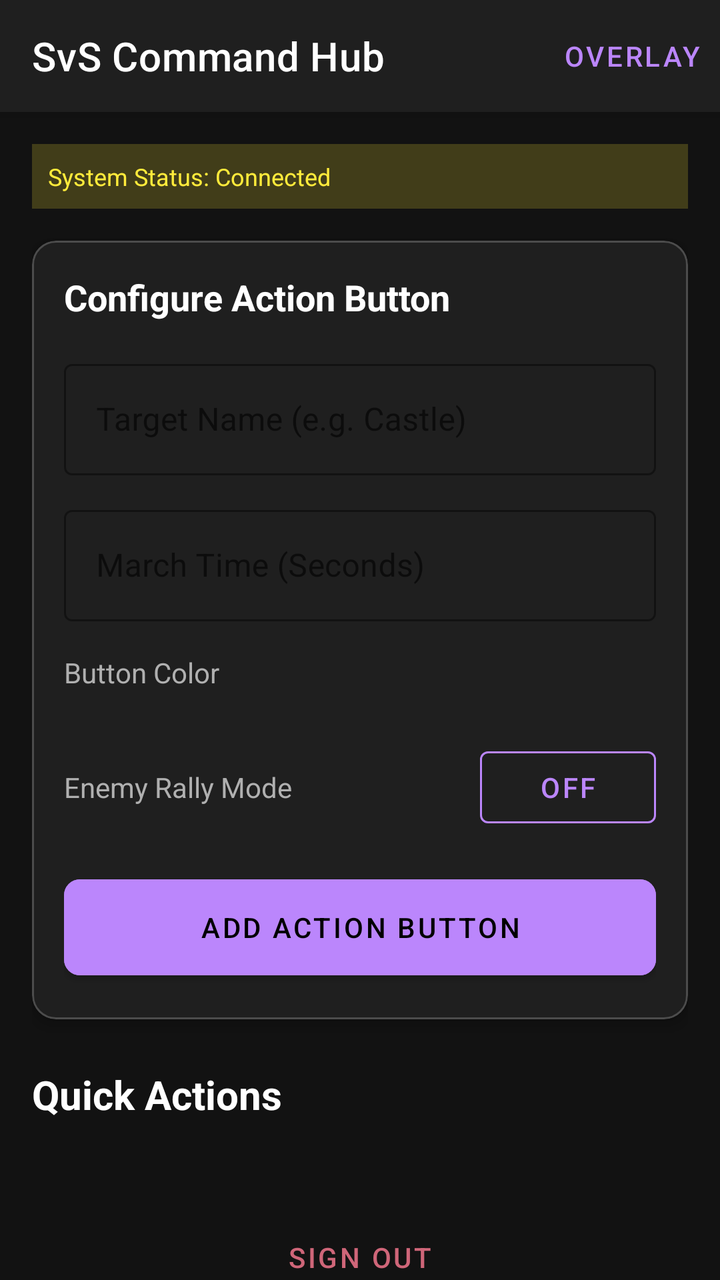
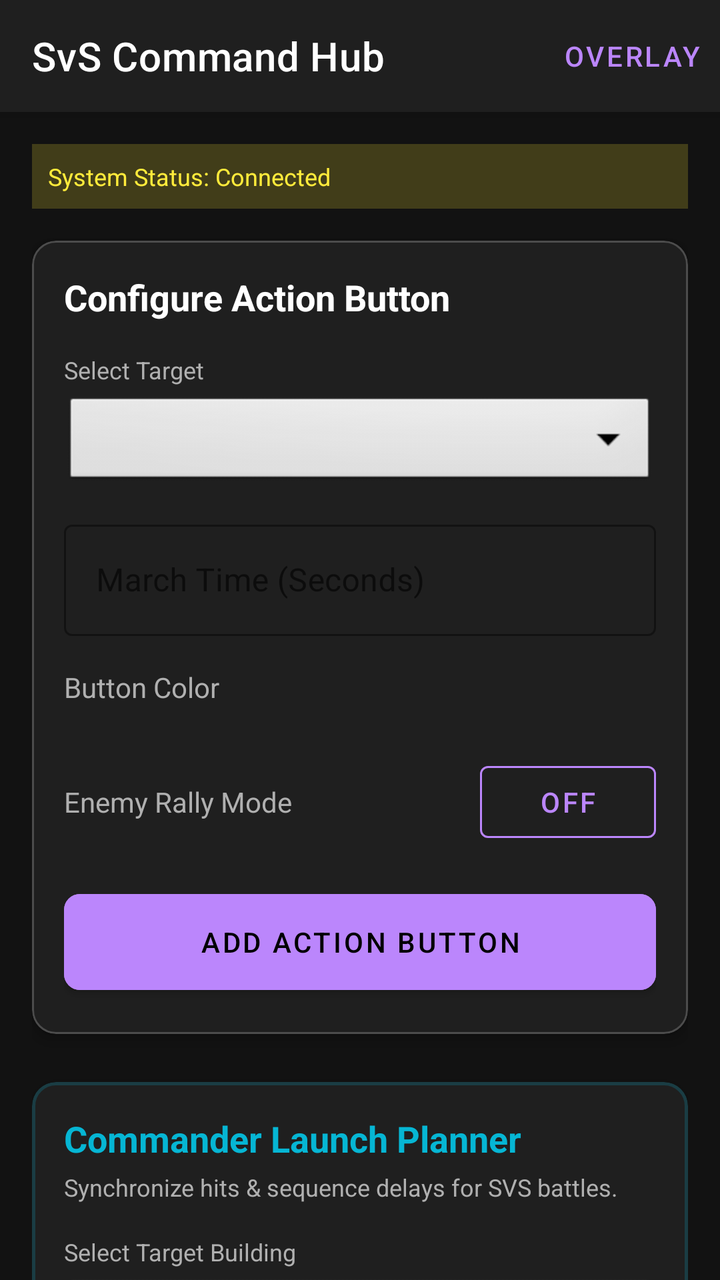

An Android layout rendered at two revisions. The XML below is the earlier revision; the diff shows what the commit changed to produce the second picture.
<!-- AndroidManifest.xml: application theme Theme.CompanionApp -->
<!-- res/layout/activity_dashboard.xml -->
<?xml version="1.0" encoding="utf-8"?>
<androidx.coordinatorlayout.widget.CoordinatorLayout xmlns:android="http://schemas.android.com/apk/res/android"
    xmlns:app="http://schemas.android.com/apk/res-auto"
    android:layout_width="match_parent"
    android:layout_height="match_parent"
    android:background="#121212">

    <com.google.android.material.appbar.AppBarLayout
        android:layout_width="match_parent"
        android:layout_height="wrap_content"
        android:background="#1F1F1F">

        <androidx.appcompat.widget.Toolbar
            android:id="@+id/toolbar"
            android:layout_width="match_parent"
            android:layout_height="?attr/actionBarSize"
            app:title="SvS Command Hub"
            app:titleTextColor="#FFFFFF">

            <Button
                android:id="@+id/btnToggleOverlay"
                style="@style/Widget.MaterialComponents.Button.TextButton"
                android:layout_width="wrap_content"
                android:layout_height="wrap_content"
                android:layout_gravity="end"
                android:text="Overlay"
                android:textColor="#BB86FC" />
        </androidx.appcompat.widget.Toolbar>
    </com.google.android.material.appbar.AppBarLayout>

    <androidx.core.widget.NestedScrollView
        android:layout_width="match_parent"
        android:layout_height="match_parent"
        app:layout_behavior="@string/appbar_scrolling_view_behavior">

        <LinearLayout
            android:layout_width="match_parent"
            android:layout_height="wrap_content"
            android:orientation="vertical"
            android:padding="16dp">

            <TextView
                android:id="@+id/tvDebugInfo"
                android:layout_width="match_parent"
                android:layout_height="wrap_content"
                android:background="#33FFEB3B"
                android:padding="8dp"
                android:text="System Status: Connected"
                android:textColor="#FFEB3B"
                android:textSize="12sp"
                android:layout_marginBottom="16dp" />

            
            <com.google.android.material.card.MaterialCardView
                android:layout_width="match_parent"
                android:layout_height="wrap_content"
                android:layout_marginBottom="24dp"
                app:cardBackgroundColor="#1F1F1F"
                app:cardCornerRadius="12dp"
                app:cardElevation="4dp"
                app:strokeColor="#33FFFFFF"
                app:strokeWidth="1dp">

                <LinearLayout
                    android:layout_width="match_parent"
                    android:layout_height="wrap_content"
                    android:orientation="vertical"
                    android:padding="16dp">

                    <TextView
                        android:layout_width="wrap_content"
                        android:layout_height="wrap_content"
                        android:text="Configure Action Button"
                        android:textColor="#FFFFFF"
                        android:textSize="18sp"
                        android:textStyle="bold"
                        android:layout_marginBottom="16dp" />

                    <com.google.android.material.textfield.TextInputLayout
                        style="@style/Widget.MaterialComponents.TextInputLayout.OutlinedBox"
                        android:layout_width="match_parent"
                        android:layout_height="wrap_content"
                        android:layout_marginBottom="12dp"
                        android:hint="Target Name (e.g. Castle)"
                        app:hintTextColor="#BB86FC"
                        app:boxStrokeColor="#BB86FC">

                        <com.google.android.material.textfield.TextInputEditText
                            android:id="@+id/etTargetName"
                            android:layout_width="match_parent"
                            android:layout_height="wrap_content"
                            android:textColor="#FFFFFF" />
                    </com.google.android.material.textfield.TextInputLayout>

                    <com.google.android.material.textfield.TextInputLayout
                        style="@style/Widget.MaterialComponents.TextInputLayout.OutlinedBox"
                        android:layout_width="match_parent"
                        android:layout_height="wrap_content"
                        android:layout_marginBottom="16dp"
                        android:hint="March Time (Seconds)"
                        app:hintTextColor="#BB86FC"
                        app:boxStrokeColor="#BB86FC">

                        <com.google.android.material.textfield.TextInputEditText
                            android:id="@+id/etMarchTime"
                            android:layout_width="match_parent"
                            android:layout_height="wrap_content"
                            android:inputType="number"
                            android:textColor="#FFFFFF" />
                    </com.google.android.material.textfield.TextInputLayout>

                    <TextView
                        android:layout_width="wrap_content"
                        android:layout_height="wrap_content"
                        android:text="Button Color"
                        android:textColor="#B0B0B0"
                        android:textSize="14sp"
                        android:layout_marginBottom="8dp" />

                    <HorizontalScrollView
                        android:layout_width="match_parent"
                        android:layout_height="wrap_content"
                        android:layout_marginBottom="16dp"
                        android:scrollbars="none">
                        <LinearLayout
                            android:id="@+id/llColorPicker"
                            android:layout_width="wrap_content"
                            android:layout_height="wrap_content"
                            android:orientation="horizontal" />
                    </HorizontalScrollView>

                    <LinearLayout
                        android:layout_width="match_parent"
                        android:layout_height="wrap_content"
                        android:orientation="horizontal"
                        android:gravity="center_vertical"
                        android:layout_marginBottom="16dp">

                        <TextView
                            android:layout_width="0dp"
                            android:layout_weight="1"
                            android:layout_height="wrap_content"
                            android:text="Enemy Rally Mode"
                            android:textColor="#B0B0B0" />

                        <com.google.android.material.button.MaterialButton
                            android:id="@+id/btnEnemyToggle"
                            style="@style/Widget.MaterialComponents.Button.OutlinedButton"
                            android:layout_width="wrap_content"
                            android:layout_height="wrap_content"
                            android:text="OFF"
                            app:strokeColor="#BB86FC"
                            android:textColor="#BB86FC" />
                    </LinearLayout>

                    <LinearLayout
                        android:id="@+id/llEnemyTeams"
                        android:layout_width="match_parent"
                        android:layout_height="wrap_content"
                        android:orientation="vertical"
                        android:layout_marginBottom="16dp"
                        android:visibility="gone">

                        <TextView
                            android:layout_width="wrap_content"
                            android:layout_height="wrap_content"
                            android:text="Select Enemy Team"
                            android:textColor="#B0B0B0"
                            android:layout_marginBottom="8dp" />

                        <HorizontalScrollView
                            android:layout_width="match_parent"
                            android:layout_height="wrap_content"
                            android:scrollbars="none">
                            <LinearLayout
                                android:id="@+id/llTeamList"
                                android:layout_width="wrap_content"
                                android:layout_height="wrap_content"
                                android:orientation="horizontal" />
                        </HorizontalScrollView>
                    </LinearLayout>

                    <com.google.android.material.button.MaterialButton
                        android:id="@+id/btnAddButton"
                        android:layout_width="match_parent"
                        android:layout_height="60dp"
                        android:text="Add Action Button"
                        app:cornerRadius="8dp"
                        android:backgroundTint="#BB86FC"
                        android:textColor="#000000" />

                </LinearLayout>
            </com.google.android.material.card.MaterialCardView>

            
            <TextView
                android:layout_width="match_parent"
                android:layout_height="wrap_content"
                android:text="Quick Actions"
                android:textColor="#FFFFFF"
                android:textSize="20sp"
                android:textStyle="bold"
                android:layout_marginBottom="12dp" />

            <LinearLayout
                android:id="@+id/llActionButtonsList"
                android:layout_width="match_parent"
                android:layout_height="wrap_content"
                android:orientation="vertical" />

            <com.google.android.material.button.MaterialButton
                android:id="@+id/btnLogout"
                style="@style/Widget.MaterialComponents.Button.TextButton"
                android:layout_width="match_parent"
                android:layout_height="wrap_content"
                android:text="Sign Out"
                android:textColor="#CF6679"
                android:layout_marginTop="32dp" />

        </LinearLayout>
    </androidx.core.widget.NestedScrollView>

</androidx.coordinatorlayout.widget.CoordinatorLayout>
<!-- resources referenced by this layout -->
<resources>
  <style name="Theme.CompanionApp" parent="Base.Theme.CompanionApp" />
  <style name="Base.Theme.CompanionApp" parent="Theme.MaterialComponents.DayNight.NoActionBar">
          <item name="colorPrimary">#6200EE</item>
          <item name="colorPrimaryVariant">#3700B3</item>
          <item name="colorOnPrimary">#FFFFFF</item>
          <item name="colorSecondary">#03DAC5</item>
          <item name="colorSecondaryVariant">#018786</item>
          <item name="colorOnSecondary">#000000</item>
          <item name="android:statusBarColor" tools:targetApi="l">?attr/colorPrimaryVariant</item>
      </style>
</resources>

<!-- the commit's change to res/layout/activity_dashboard.xml (unified diff, before → after) -->
@@ -76,21 +76,20 @@
                         android:textStyle="bold"
                         android:layout_marginBottom="16dp" />
 
-                    <com.google.android.material.textfield.TextInputLayout
-                        style="@style/Widget.MaterialComponents.TextInputLayout.OutlinedBox"
-                        android:layout_width="match_parent"
-                        android:layout_height="wrap_content"
-                        android:layout_marginBottom="12dp"
-                        android:hint="Target Name (e.g. Castle)"
-                        app:hintTextColor="#BB86FC"
-                        app:boxStrokeColor="#BB86FC">
-
-                        <com.google.android.material.textfield.TextInputEditText
-                            android:id="@+id/etTargetName"
-                            android:layout_width="match_parent"
-                            android:layout_height="wrap_content"
-                            android:textColor="#FFFFFF" />
-                    </com.google.android.material.textfield.TextInputLayout>
+                    <TextView
+                        android:layout_width="wrap_content"
+                        android:layout_height="wrap_content"
+                        android:text="Select Target"
+                        android:textColor="#B0B0B0"
+                        android:textSize="12sp"
+                        android:layout_marginBottom="4dp" />
+
+                    <Spinner
+                        android:id="@+id/spAddButtonTarget"
+                        android:layout_width="match_parent"
+                        android:layout_height="48dp"
+                        android:background="@android:drawable/btn_dropdown"
+                        android:layout_marginBottom="12dp" />
 
                     <com.google.android.material.textfield.TextInputLayout
                         style="@style/Widget.MaterialComponents.TextInputLayout.OutlinedBox"
@@ -193,6 +192,278 @@
             </com.google.android.material.card.MaterialCardView>
 
             
+            <com.google.android.material.card.MaterialCardView
+                android:id="@+id/cardCommanderPlanner"
+                android:layout_width="match_parent"
+                android:layout_height="wrap_content"
+                android:layout_marginBottom="24dp"
+                app:cardBackgroundColor="#1F1F1F"
+                app:cardCornerRadius="12dp"
+                app:cardElevation="4dp"
+                app:strokeColor="#3306B6D4"
+                app:strokeWidth="1.5dp">
+
+                <LinearLayout
+                    android:layout_width="match_parent"
+                    android:layout_height="wrap_content"
+                    android:orientation="vertical"
+                    android:padding="16dp">
+
+                    <TextView
+                        android:layout_width="wrap_content"
+                        android:layout_height="wrap_content"
+                        android:text="Commander Launch Planner"
+                        android:textColor="#06B6D4"
+                        android:textSize="18sp"
+                        android:textStyle="bold"
+                        android:layout_marginBottom="4dp" />
+
+                    <TextView
+                        android:layout_width="wrap_content"
+                        android:layout_height="wrap_content"
+                        android:text="Synchronize hits &amp; sequence delays for SVS battles."
+                        android:textColor="#B0B0B0"
+                        android:textSize="12sp"
+                        android:layout_marginBottom="16dp" />
+
+                    
+                    <TextView
+                        android:layout_width="wrap_content"
+                        android:layout_height="wrap_content"
+                        android:text="Select Target Building"
+                        android:textColor="#B0B0B0"
+                        android:textSize="12sp"
+                        android:layout_marginBottom="4dp" />
+                    <Spinner
+                        android:id="@+id/spPlannerTarget"
+                        android:layout_width="match_parent"
+                        android:layout_height="48dp"
+                        android:background="@android:drawable/btn_dropdown"
+                        android:layout_marginBottom="12dp" />
+
+                    
+                    <TextView
+                        android:layout_width="wrap_content"
+                        android:layout_height="wrap_content"
+                        android:text="Assign to Allied Team"
+                        android:textColor="#B0B0B0"
+                        android:textSize="12sp"
+                        android:layout_marginBottom="4dp" />
+                    <Spinner
+                        android:id="@+id/spPlannerTeam"
+                        android:layout_width="match_parent"
+                        android:layout_height="48dp"
+                        android:background="@android:drawable/btn_dropdown"
+                        android:layout_marginBottom="12dp" />
+
+                    
+                    <TextView
+                        android:layout_width="wrap_content"
+                        android:layout_height="wrap_content"
+                        android:text="Rally Prep Duration"
+                        android:textColor="#B0B0B0"
+                        android:textSize="12sp"
+                        android:layout_marginBottom="4dp" />
+                    <Spinner
+                        android:id="@+id/spPlannerRallyTime"
+                        android:layout_width="match_parent"
+                        android:layout_height="48dp"
+                        android:background="@android:drawable/btn_dropdown"
+                        android:layout_marginBottom="12dp" />
+
+                    
+                    <com.google.android.material.textfield.TextInputLayout
+                        style="@style/Widget.MaterialComponents.TextInputLayout.OutlinedBox"
+                        android:layout_width="match_parent"
+                        android:layout_height="wrap_content"
+                        android:layout_marginBottom="16dp"
+                        android:hint="Landing Hit Time (HH:mm:ss UTC)"
+                        app:hintTextColor="#06B6D4"
+                        app:boxStrokeColor="#06B6D4">
+
+                        <com.google.android.material.textfield.TextInputEditText
+                            android:id="@+id/etPlannerLandingTime"
+                            android:layout_width="match_parent"
+                            android:layout_height="wrap_content"
+                            android:textColor="#FFFFFF"
+                            android:fontFamily="monospace"
+                            android:singleLine="true" />
+                    </com.google.android.material.textfield.TextInputLayout>
+
+                    
+                    <TextView
+                        android:id="@+id/tvPlannerOffsetsTitle"
+                        android:layout_width="wrap_content"
+                        android:layout_height="wrap_content"
+                        android:text="Sequence Hit Delays"
+                        android:textColor="#B0B0B0"
+                        android:textSize="14sp"
+                        android:textStyle="bold"
+                        android:layout_marginBottom="8dp"
+                        android:visibility="gone" />
+                    <LinearLayout
+                        android:id="@+id/llPlannerPlayerOffsets"
+                        android:layout_width="match_parent"
+                        android:layout_height="wrap_content"
+                        android:orientation="vertical"
+                        android:layout_marginBottom="16dp"
+                        android:visibility="gone" />
+
+                    
+                    <LinearLayout
+                        android:layout_width="match_parent"
+                        android:layout_height="wrap_content"
+                        android:orientation="horizontal">
+
+                        <com.google.android.material.button.MaterialButton
+                            android:id="@+id/btnPlannerSetLanding"
+                            android:layout_width="0dp"
+                            android:layout_weight="1"
+                            android:layout_height="52dp"
+                            android:text="Broadcast Landing"
+                            app:cornerRadius="8dp"
+                            android:backgroundTint="#06B6D4"
+                            android:textColor="#000000" />
+
+                        <com.google.android.material.button.MaterialButton
+                            android:id="@+id/btnPlannerCancelLanding"
+                            style="@style/Widget.MaterialComponents.Button.OutlinedButton"
+                            android:layout_width="wrap_content"
+                            android:layout_height="52dp"
+                            android:layout_marginStart="8dp"
+                            android:text="Cancel"
+                            app:cornerRadius="8dp"
+                            app:strokeColor="#CF6679"
+                            android:textColor="#CF6679"
+                            android:visibility="gone" />
+                    </LinearLayout>
+
+                </LinearLayout>
+            </com.google.android.material.card.MaterialCardView>
+
+            
+            <com.google.android.material.card.MaterialCardView
+                android:id="@+id/cardTeamManagement"
+                android:layout_width="match_parent"
+                android:layout_height="wrap_content"
+                android:layout_marginBottom="24dp"
+                app:cardBackgroundColor="#1F1F1F"
+                app:cardCornerRadius="12dp"
+                app:cardElevation="4dp"
+                app:strokeColor="#33EAB308"
+                app:strokeWidth="1.5dp"
+                android:visibility="gone">
+
+                <LinearLayout
+                    android:layout_width="match_parent"
+                    android:layout_height="wrap_content"
+                    android:orientation="vertical"
+                    android:padding="16dp">
+
+                    <TextView
+                        android:layout_width="wrap_content"
+                        android:layout_height="wrap_content"
+                        android:text="Team Management Hub"
+                        android:textColor="#EAB308"
+                        android:textSize="18sp"
+                        android:textStyle="bold"
+                        android:layout_marginBottom="4dp" />
+
+                    <TextView
+                        android:layout_width="wrap_content"
+                        android:layout_height="wrap_content"
+                        android:text="Create allied/enemy teams, delete teams, and manage player team assignments."
+                        android:textColor="#B0B0B0"
+                        android:textSize="12sp"
+                        android:layout_marginBottom="16dp" />
+
+                    
+                    <TextView
+                        android:layout_width="wrap_content"
+                        android:layout_height="wrap_content"
+                        android:text="Create New Team"
+                        android:textColor="#FFFFFF"
+                        android:textSize="14sp"
+                        android:textStyle="bold"
+                        android:layout_marginBottom="8dp" />
+
+                    <com.google.android.material.textfield.TextInputLayout
+                        style="@style/Widget.MaterialComponents.TextInputLayout.OutlinedBox"
+                        android:layout_width="match_parent"
+                        android:layout_height="wrap_content"
+                        android:layout_marginBottom="12dp"
+                        android:hint="Team Name"
+                        app:hintTextColor="#EAB308"
+                        app:boxStrokeColor="#EAB308">
+
+                        <com.google.android.material.textfield.TextInputEditText
+                            android:id="@+id/etNewTeamName"
+                            android:layout_width="match_parent"
+                            android:layout_height="wrap_content"
+                            android:textColor="#FFFFFF"
+                            android:singleLine="true" />
+                    </com.google.android.material.textfield.TextInputLayout>
+
+                    <LinearLayout
+                        android:layout_width="match_parent"
+                        android:layout_height="wrap_content"
+                        android:orientation="horizontal"
+                        android:gravity="center_vertical"
+                        android:layout_marginBottom="16dp">
+
+                        <TextView
+                            android:layout_width="0dp"
+                            android:layout_weight="1"
+                            android:layout_height="wrap_content"
+                            android:text="Is Enemy Team?"
+                            android:textColor="#B0B0B0" />
+
+                        <com.google.android.material.button.MaterialButton
+                            android:id="@+id/btnTeamTypeToggle"
+                            style="@style/Widget.MaterialComponents.Button.OutlinedButton"
+                            android:layout_width="wrap_content"
+                            android:layout_height="wrap_content"
+                            android:text="NO"
+                            app:strokeColor="#EAB308"
+                            android:textColor="#EAB308" />
+                    </LinearLayout>
+
+                    <com.google.android.material.button.MaterialButton
+                        android:id="@+id/btnCreateTeam"
+                        android:layout_width="match_parent"
+                        android:layout_height="52dp"
+                        android:text="Create Team"
+                        app:cornerRadius="8dp"
+                        android:backgroundTint="#EAB308"
+                        android:textColor="#000000"
+                        android:layout_marginBottom="24dp" />
+
+                    <View
+                        android:layout_width="match_parent"
+                        android:layout_height="1dp"
+                        android:background="#33FFFFFF"
+                        android:layout_marginBottom="16dp" />
+
+                    
+                    <TextView
+                        android:layout_width="wrap_content"
+                        android:layout_height="wrap_content"
+                        android:text="Manage Teams &amp; Player Assignments"
+                        android:textColor="#FFFFFF"
+                        android:textSize="14sp"
+                        android:textStyle="bold"
+                        android:layout_marginBottom="12dp" />
+
+                    <LinearLayout
+                        android:id="@+id/llTeamManagementList"
+                        android:layout_width="match_parent"
+                        android:layout_height="wrap_content"
+                        android:orientation="vertical" />
+
+                </LinearLayout>
+            </com.google.android.material.card.MaterialCardView>
+
+            
             <TextView
                 android:layout_width="match_parent"
                 android:layout_height="wrap_content"
